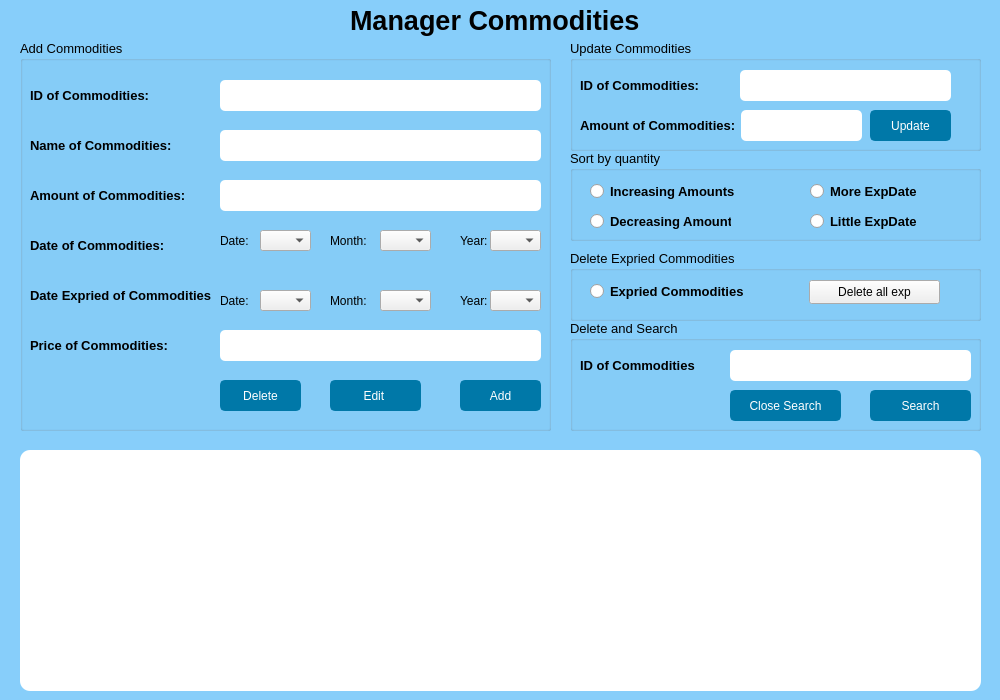
First picture: the form in MiniSuperMarketManagement/managerproduct.ui, repository ngxx-fus/minisupermarket_management_proj, before the edit.
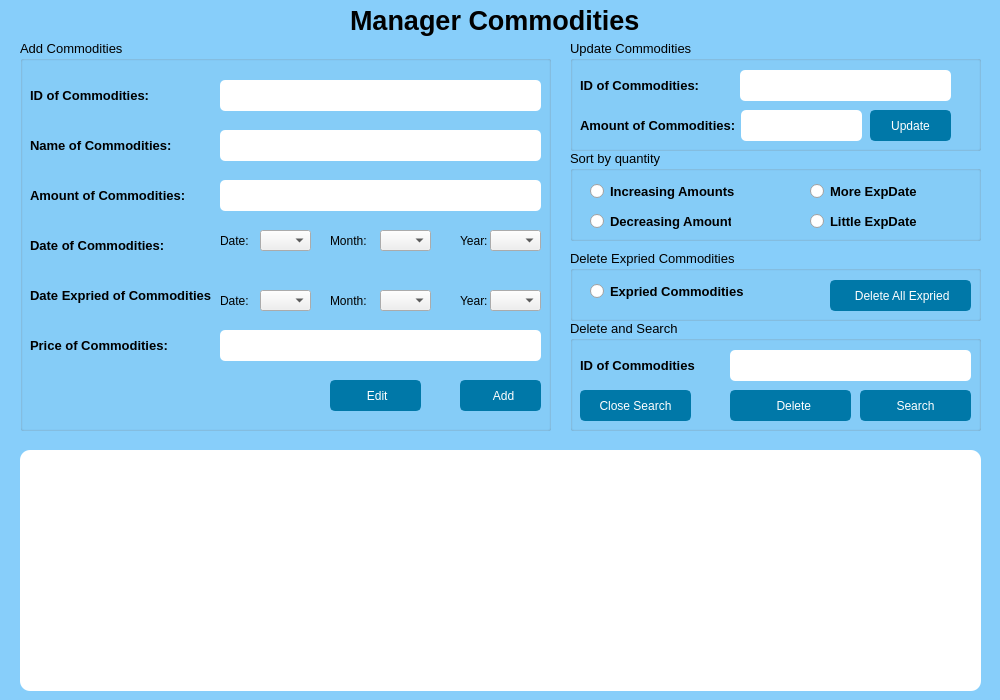
Second picture: the form after the edit. Icons and pictures are not drawn.

What changed in the file:
```diff
--- a/MiniSuperMarketManagement/managerproduct.ui
+++ b/MiniSuperMarketManagement/managerproduct.ui
@@ -81,6 +81,14 @@
                    padding: 5px 10px;
 font-weight: bolder;
                    }
+QPushButton#pushButton_5{
+                   background-color: #0078A8; 
+                    color: white;
+                    border: 2px solid #0078A8; 
+                   border-radius: 5px; 
+                   padding: 5px 10px;
+font-weight: bolder;
+                   }
 QLineEdit#txtSearchID{
 background-color: #FFFFFF; /* Đặt màu nền là trắng */
     border-radius: 5px; /* Bo góc */
@@ -224,7 +232,7 @@
      </rect>
     </property>
     <property name="text">
-     <string>Add</string>
+     <string>  Add</string>
     </property>
     <property name="icon">
      <iconset>
@@ -551,28 +559,17 @@
      </rect>
     </property>
     <property name="text">
-     <string>Edit </string>
+     <string>  Edit </string>
     </property>
     <property name="icon">
      <iconset>
       <normaloff>../../../Users/hagia/Downloads/qtc++/add-folder.svg</normaloff>../../../Users/hagia/Downloads/qtc++/add-folder.svg</iconset>
     </property>
-   </widget>
-   <widget class="QPushButton" name="pushButton_2">
-    <property name="geometry">
-     <rect>
-      <x>200</x>
-      <y>340</y>
-      <width>81</width>
-      <height>31</height>
-     </rect>
-    </property>
-    <property name="text">
-     <string>Delete</string>
-    </property>
-    <property name="icon">
-     <iconset>
-      <normaloff>../../../Users/hagia/Downloads/qtc++/bin.png</normaloff>../../../Users/hagia/Downloads/qtc++/bin.png</iconset>
+    <property name="iconSize">
+     <size>
+      <width>20</width>
+      <height>20</height>
+     </size>
     </property>
    </widget>
   </widget>
@@ -596,9 +593,9 @@
    <widget class="QPushButton" name="btnSearch">
     <property name="geometry">
      <rect>
-      <x>300</x>
+      <x>290</x>
       <y>70</y>
-      <width>101</width>
+      <width>111</width>
       <height>31</height>
      </rect>
     </property>
@@ -645,7 +642,7 @@
    <widget class="QPushButton" name="pushButton_4">
     <property name="geometry">
      <rect>
-      <x>160</x>
+      <x>10</x>
       <y>70</y>
       <width>111</width>
       <height>31</height>
@@ -655,6 +652,23 @@
      <string>Close Search</string>
     </property>
    </widget>
+   <widget class="QPushButton" name="pushButton_2">
+    <property name="geometry">
+     <rect>
+      <x>160</x>
+      <y>70</y>
+      <width>121</width>
+      <height>31</height>
+     </rect>
+    </property>
+    <property name="text">
+     <string>  Delete</string>
+    </property>
+    <property name="icon">
+     <iconset>
+      <normaloff>../../../Users/hagia/Downloads/qtc++/bin.png</normaloff>../../../Users/hagia/Downloads/qtc++/bin.png</iconset>
+    </property>
+   </widget>
    <zorder>pushButton_4</zorder>
    <zorder>btnSearch</zorder>
    <zorder>txtSearch</zorder>
@@ -877,14 +891,18 @@
    <widget class="QPushButton" name="pushButton_5">
     <property name="geometry">
      <rect>
-      <x>239</x>
+      <x>260</x>
       <y>30</y>
-      <width>131</width>
-      <height>24</height>
+      <width>141</width>
+      <height>31</height>
      </rect>
     </property>
     <property name="text">
-     <string>Delete all exp</string>
+     <string>  Delete All Expried </string>
+    </property>
+    <property name="icon">
+     <iconset>
+      <normaloff>../../../Users/hagia/Downloads/qtc++/bin.png</normaloff>../../../Users/hagia/Downloads/qtc++/bin.png</iconset>
     </property>
    </widget>
   </widget>
```
Left out of the diff: 3 changed lines with no effect on the pictures.
